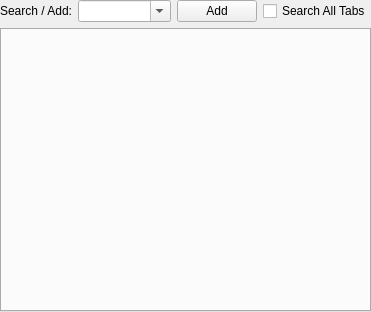
Old version of the form gui/inventory/inventoryeditor.ui in the repository EnderHDMC/MHWISaveEditor.
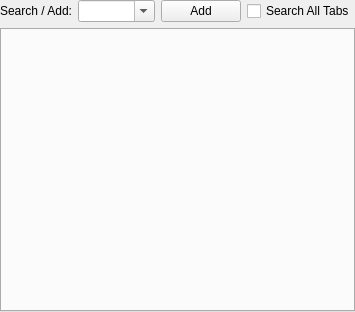
New version of the form.

```diff
--- a/gui/inventory/inventoryeditor.ui
+++ b/gui/inventory/inventoryeditor.ui
@@ -6,7 +6,7 @@
    <rect>
     <x>0</x>
     <y>0</y>
-    <width>312</width>
+    <width>355</width>
     <height>312</height>
    </rect>
   </property>
@@ -58,9 +58,6 @@
        <property name="editable">
         <bool>true</bool>
        </property>
-       <property name="placeholderText">
-        <string>Item Search</string>
-       </property>
       </widget>
      </item>
      <item>
```
Left out of the diff: 8 changed lines with no effect on the pictures.
